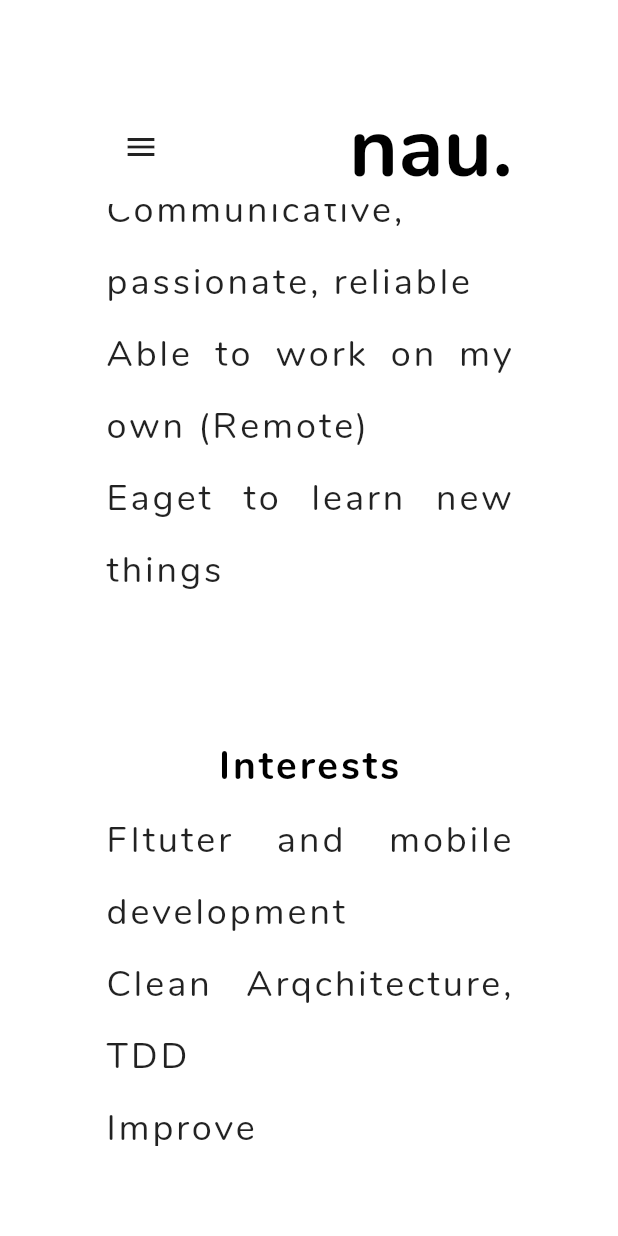
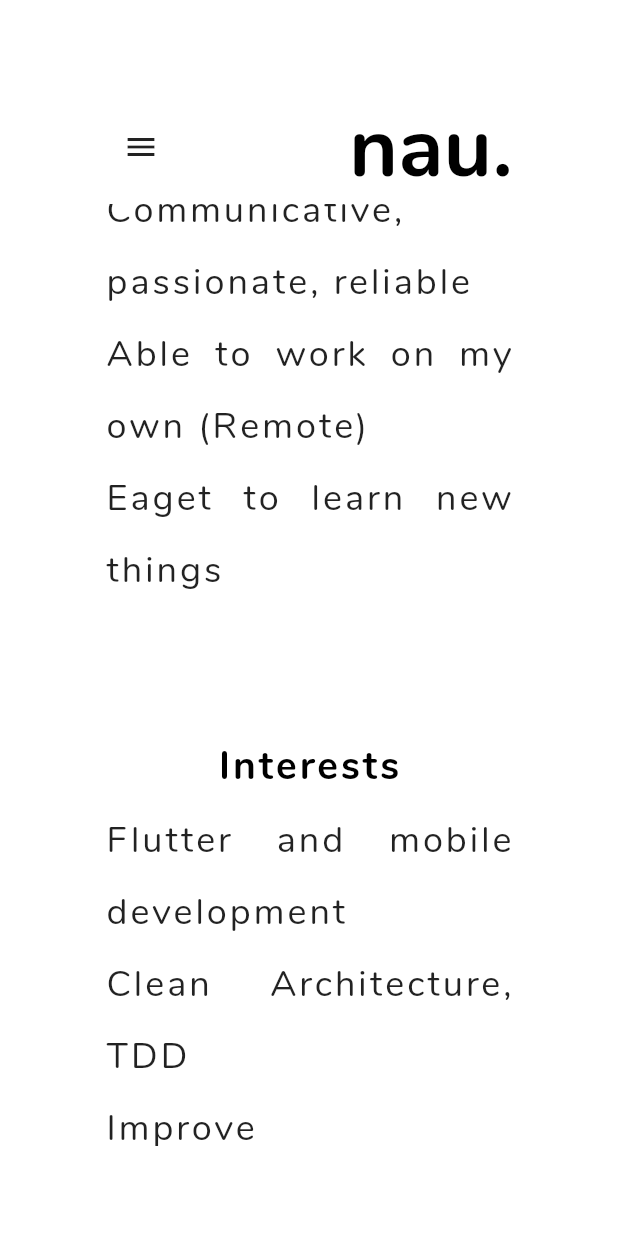
Before and after one commit to NauzetAduen/flutter_portfolio, a Flutter app: the About screen opened by its route, scrolled down 1152 dp, on a phone screen of 412 x 824 dp. Run offline on Flutter 3.47's test engine with Material 2 defaults, Android fonts, the phone set to English and light mode, and no system bars; our stand-ins replace responsive_builder; missing offline and left inert: dart:js.

Commit message:
FIX typo in about item

```diff
--- a/lib/utils/about_item_list.dart
+++ b/lib/utils/about_item_list.dart
@@ -21,7 +21,7 @@ class AboutItemList {
     AboutItem(
       title: "Interests",
       info:
-          "Fltuter and mobile development\nClean Arqchitecture, TDD\nImprove programming skills",
+          "Flutter and mobile development\nClean Architecture, TDD\nImprove programming skills",
     ),
     AboutItem(
       title: "Objetives",
```
